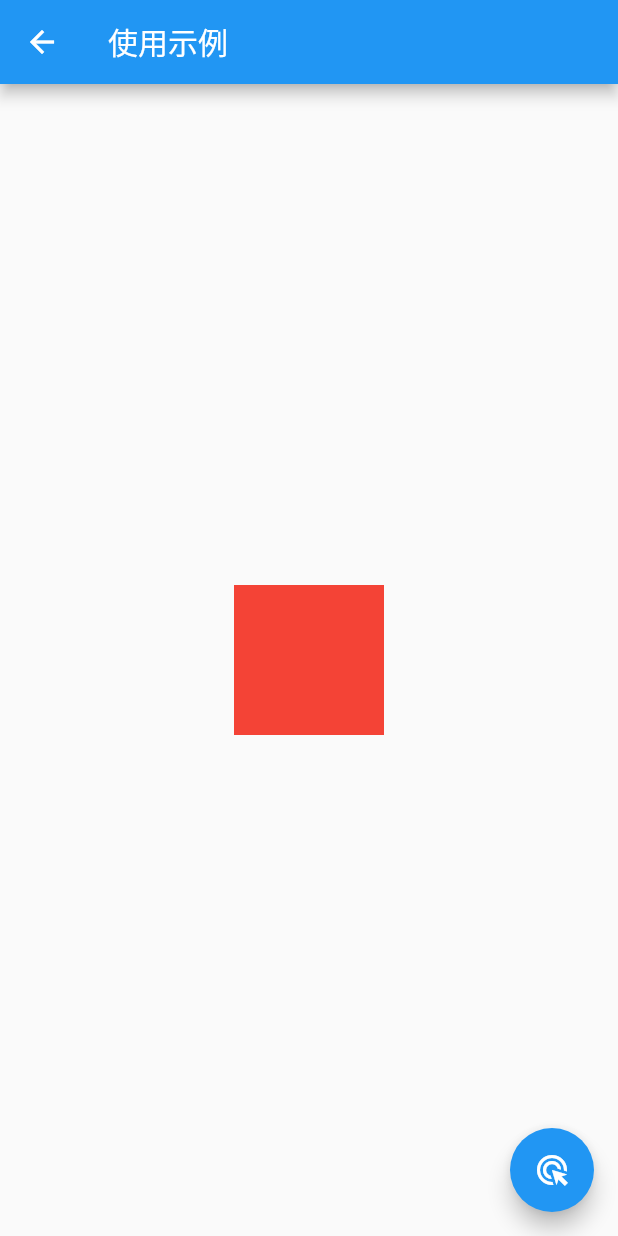
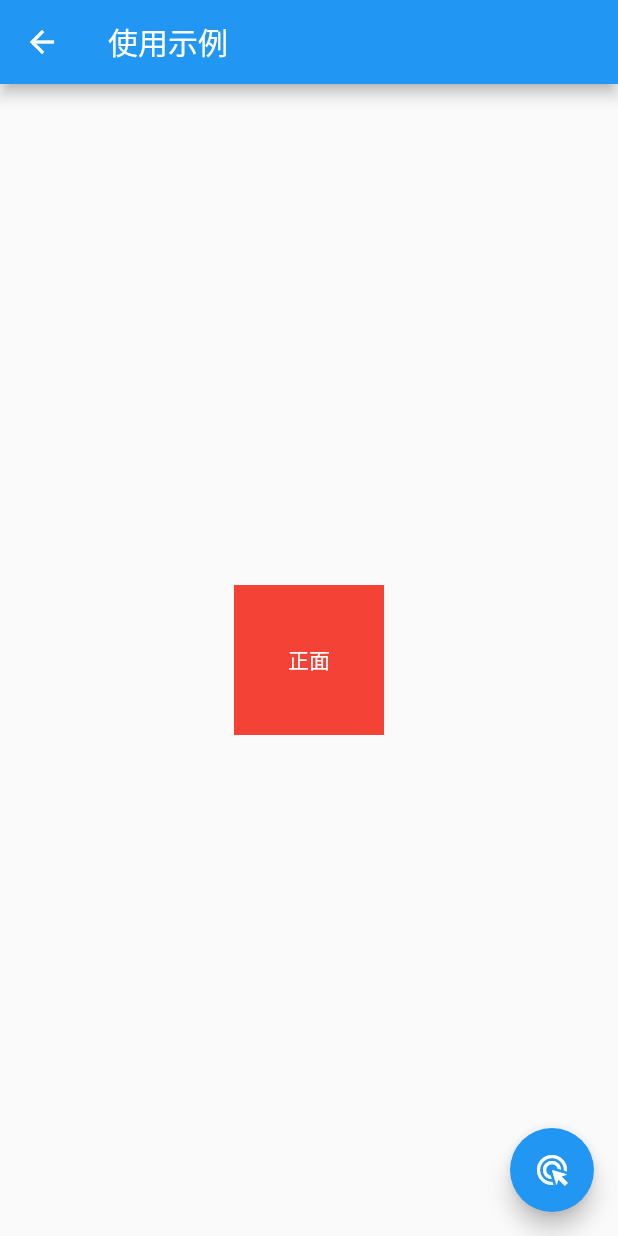
Before and after one commit to zb1006801184/flutter_anmation_demo, a Flutter app: the UseDemo screen opened directly, on a phone screen of 412 x 824 dp. Run offline on Flutter 3.47's test engine with Material 2 defaults, Android fonts, the phone set to English and light mode, and no system bars.

Commit message:
fix:使用示例代码逻辑优化

```diff
--- a/lib/animate_widget_demo/animate_widget_demo.dart
+++ b/lib/animate_widget_demo/animate_widget_demo.dart
@@ -3,10 +3,10 @@
  * @Author: zhubiao
  * @Date: 2022-03-14 15:31:03
  */
-import 'package:flutter/animation.dart';
+// import 'package:flutter/animation.dart';
 import 'package:flutter/material.dart';
 import 'package:flutter/scheduler.dart';
-import 'package:flutter/widgets.dart';
+// import 'package:flutter/widgets.dart';
 
 class AnimateWidgetDemo extends StatefulWidget {
   _AnimateWidgetDemotate createState() => new _AnimateWidgetDemotate();
--- a/lib/use_demo/use_demo.dart
+++ b/lib/use_demo/use_demo.dart
@@ -18,6 +18,7 @@ class UseDemo extends StatefulWidget {
 class _UseDemoState extends State<UseDemo> with TickerProviderStateMixin {
   late AnimationController _controller;
   late Animation<double> _animation;
+
   @override
   initState() {
     super.initState();
@@ -62,11 +63,29 @@ class _UseDemoState extends State<UseDemo> with TickerProviderStateMixin {
         width: 100,
         height: 100,
         color: Colors.red,
+        child: Center(
+          child: const Text(
+            '正面',
+            style: TextStyle(color: Colors.white),
+          ),
+        ),
       ),
-      Container(
-        width: 100,
-        height: 100,
-        color: Colors.black,
+      Transform(
+        alignment: Alignment.center,
+        transform: Matrix4.identity()
+          // ..rotateY(pi),
+          ..rotateX(pi),
+        child: Container(
+          width: 100,
+          height: 100,
+          color: Colors.black,
+          child: Center(
+            child: const Text(
+              '反面',
+              style: TextStyle(color: Colors.white),
+            ),
+          ),
+        ),
       ),
       animation: _animation,
     );
@@ -76,6 +95,7 @@ class _UseDemoState extends State<UseDemo> with TickerProviderStateMixin {
 class AnimatedTransformWidget extends AnimatedWidget {
   final Widget fontWidget;
   final Widget backWidget;
+
   AnimatedTransformWidget(
     this.fontWidget,
     this.backWidget, {
```
